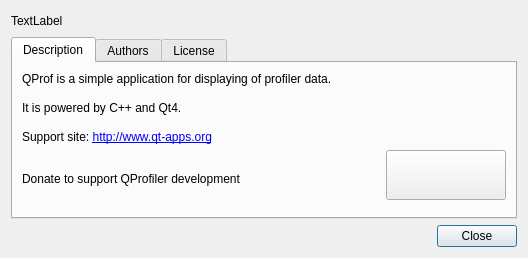
Above: sources/forms/aboutForm.ui from dualword/QProf before the change. Below: the same form after it.
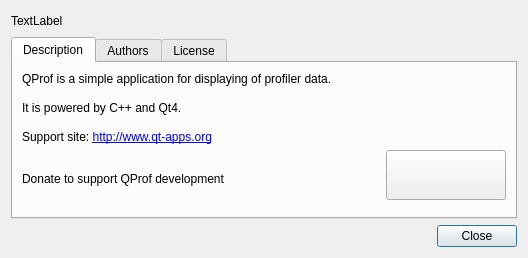
That is the form after the change. Icons and pictures are not drawn.

```diff
--- a/sources/forms/aboutForm.ui
+++ b/sources/forms/aboutForm.ui
@@ -63,7 +63,7 @@
        <item row="1" column="0" rowspan="2">
         <widget class="QLabel" name="label">
          <property name="text">
-          <string>Donate to support QProfiler development</string>
+          <string>Donate to support QProf development</string>
          </property>
         </widget>
        </item>
```
